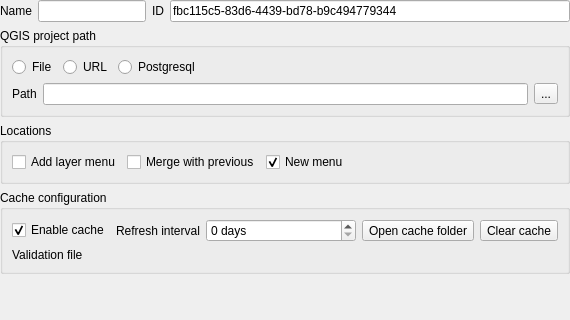
Above: menu_from_project/ui/project_widget.ui from aeag/MenuFromProject-Qgis-Plugin before the change; both pictures show x 0 to 570 and y 0 to 320 of the 570 by 507 pixel window. Below: the same form after it.
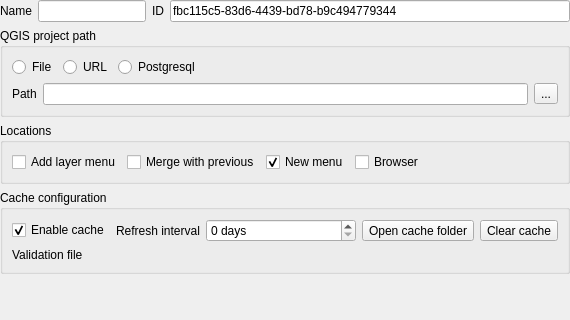
That is the form after the change. Custom widgets are drawn as their Qt base class.

Commit message: feat(project config): add support for browser

```diff
--- a/menu_from_project/ui/project_widget.ui
+++ b/menu_from_project/ui/project_widget.ui
@@ -53,7 +53,7 @@
      </property>
     </widget>
    </item>
-   <item row="3" column="0" colspan="6">
+   <item row="4" column="0" colspan="6">
     <widget class="QgsCollapsibleGroupBox" name="mGroupBox_2">
      <property name="title">
       <string>Locations</string>
@@ -83,6 +83,13 @@
         </property>
        </widget>
       </item>
+      <item>
+       <widget class="QCheckBox" name="browserCheckBox">
+        <property name="text">
+         <string>Browser</string>
+        </property>
+       </widget>
+      </item>
       <item>
        <spacer name="horizontalSpacer">
         <property name="orientation">
@@ -185,7 +192,7 @@
      </property>
     </widget>
    </item>
-   <item row="6" column="0">
+   <item row="7" column="0">
     <spacer name="verticalSpacer">
      <property name="orientation">
       <enum>Qt::Vertical</enum>
```
Left out of the diff: 4 changed lines with no effect on the pictures. The commit also changes 1 other file.
